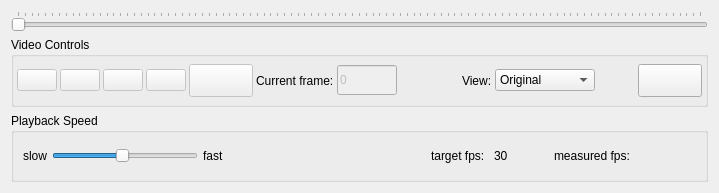
First picture: the form in biotracker/src/VideoControlWidget.ui, repository BioroboticsLab/biotracker_gui, before the edit.
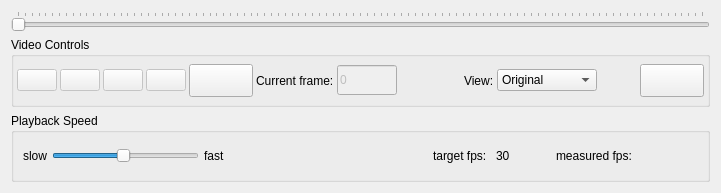
Second picture: the form after the edit. Icons and pictures are not drawn.

Commit message: reimplement screenshot functionality

What changed in the file:
```diff
--- a/biotracker/src/VideoControlWidget.ui
+++ b/biotracker/src/VideoControlWidget.ui
@@ -6,7 +6,7 @@
    <rect>
     <x>0</x>
     <y>0</y>
-    <width>719</width>
+    <width>721</width>
     <height>193</height>
    </rect>
   </property>
@@ -197,7 +197,7 @@
       <item>
        <widget class="QPushButton" name="button_screenshot">
         <property name="enabled">
-         <bool>false</bool>
+         <bool>true</bool>
         </property>
         <property name="font">
          <font>
```
Left out of the diff: 14 changed lines with no effect on the pictures. The commit also changes 1 other file.
